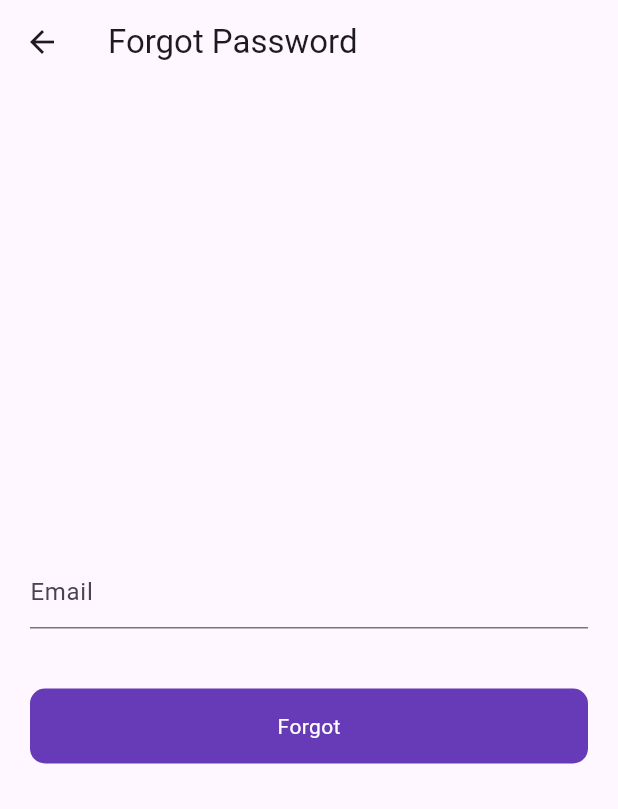
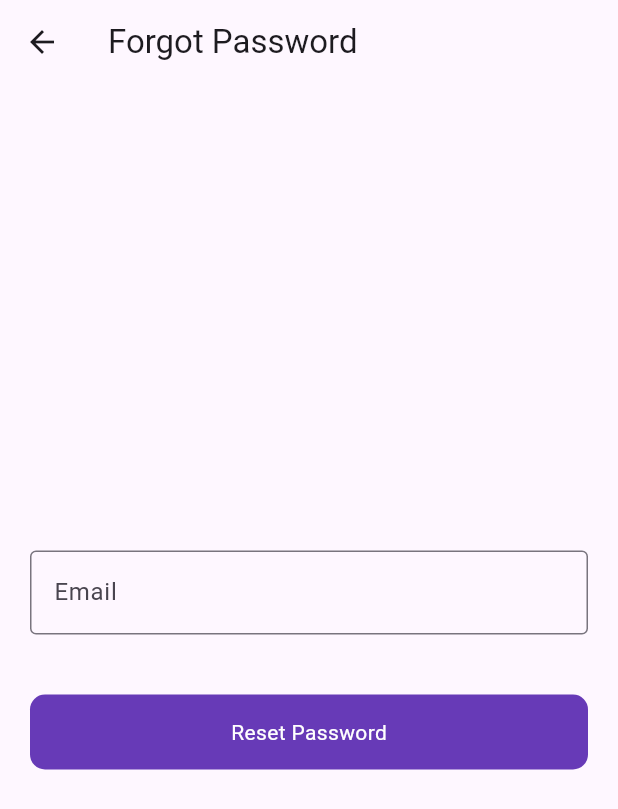
Before and after one commit to Qasim-afzaal/Flutter_RealTime_DB_Firebase, a Flutter app: the ForgotPasswordScreen screen opened directly, on a phone screen of 412 x 824 dp. Shown: the top 809 px of the screen. Run offline on Flutter 3.47's test engine with Material 3 defaults, Android fonts, the phone set to English and light mode, and no system bars; our stand-ins replace cloud_firestore, firebase_auth, firebase_core, firebase_database, firebase_storage, fluttertoast and 1 more; accounts and stored records are empty.

Commit message:
code refactor

```diff
--- a/lib/ui/fogot_password.dart
+++ b/lib/ui/fogot_password.dart
@@ -2,7 +2,6 @@ import 'package:firebase_auth/firebase_auth.dart';
 import 'package:flutter/material.dart';
 import 'package:real_time_db_firebase/utils/utils.dart';
 import 'package:real_time_db_firebase/widgets/round_button.dart';
-
 
 class ForgotPasswordScreen extends StatefulWidget {
   const ForgotPasswordScreen({super.key});
@@ -12,15 +11,39 @@ class ForgotPasswordScreen extends StatefulWidget {
 }
 
 class _ForgotPasswordScreenState extends State<ForgotPasswordScreen> {
+  final TextEditingController _emailController = TextEditingController();
+  final FirebaseAuth _auth = FirebaseAuth.instance;
 
-  final emailController =TextEditingController();
-  final auth = FirebaseAuth.instance ;
+  @override
+  void dispose() {
+    // Dispose the controller to avoid memory leaks
+    _emailController.dispose();
+    super.dispose();
+  }
+
+  /// Handles the password reset process
+  void _resetPassword() async {
+    final email = _emailController.text.trim();
+
+    if (email.isEmpty) {
+      Utils().toastMessage('Please enter your email address');
+      return;
+    }
+
+    try {
+      await _auth.sendPasswordResetEmail(email: email);
+      Utils().toastMessage(
+          'We have sent you an email to recover your password. Please check your inbox.');
+    } catch (error) {
+      Utils().toastMessage(error.toString());
+    }
+  }
 
   @override
   Widget build(BuildContext context) {
     return Scaffold(
       appBar: AppBar(
-        title: Text('Forgot Password'),
+        title: const Text('Forgot Password'),
       ),
       body: Padding(
         padding: const EdgeInsets.symmetric(horizontal: 20),
@@ -28,21 +51,20 @@ class _ForgotPasswordScreenState extends State<ForgotPasswordScreen> {
           mainAxisAlignment: MainAxisAlignment.center,
           crossAxisAlignment: CrossAxisAlignment.center,
           children: [
-
             TextFormField(
-              controller: emailController,
-              decoration: InputDecoration(
-                  hintText: 'Email'
+              controller: _emailController,
+              decoration: const InputDecoration(
+                hintText: 'Email',
+                border: OutlineInputBorder(),
               ),
+              keyboardType: TextInputType.emailAddress,
+              textInputAction: TextInputAction.done,
             ),
-            SizedBox(height: 40,),
-            RoundButton(title: 'Forgot', onTap: (){
-              auth.sendPasswordResetEmail(email: emailController.text.toString()).then((value){
-                Utils().toastMessage('We have sent you email to recover password, please check email');
-              }).onError((error, stackTrace){
-                Utils().toastMessage(error.toString());
-              });
-            })
+            const SizedBox(height: 40),
+            RoundButton(
+              title: 'Reset Password',
+              onTap: _resetPassword,
+            ),
           ],
         ),
       ),
```
